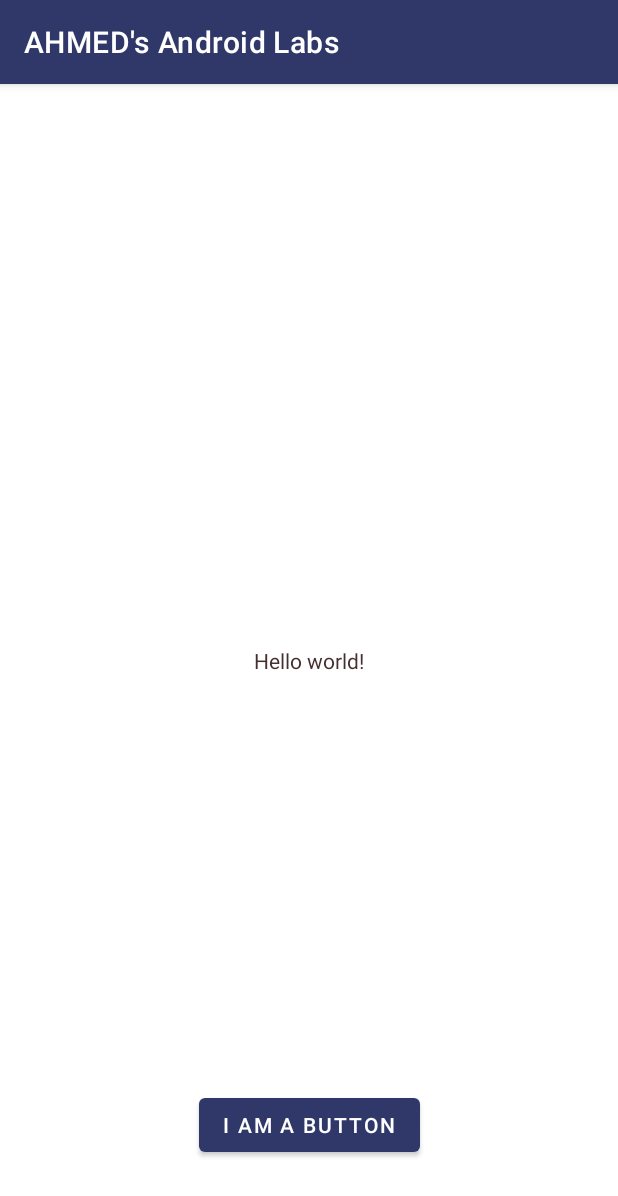
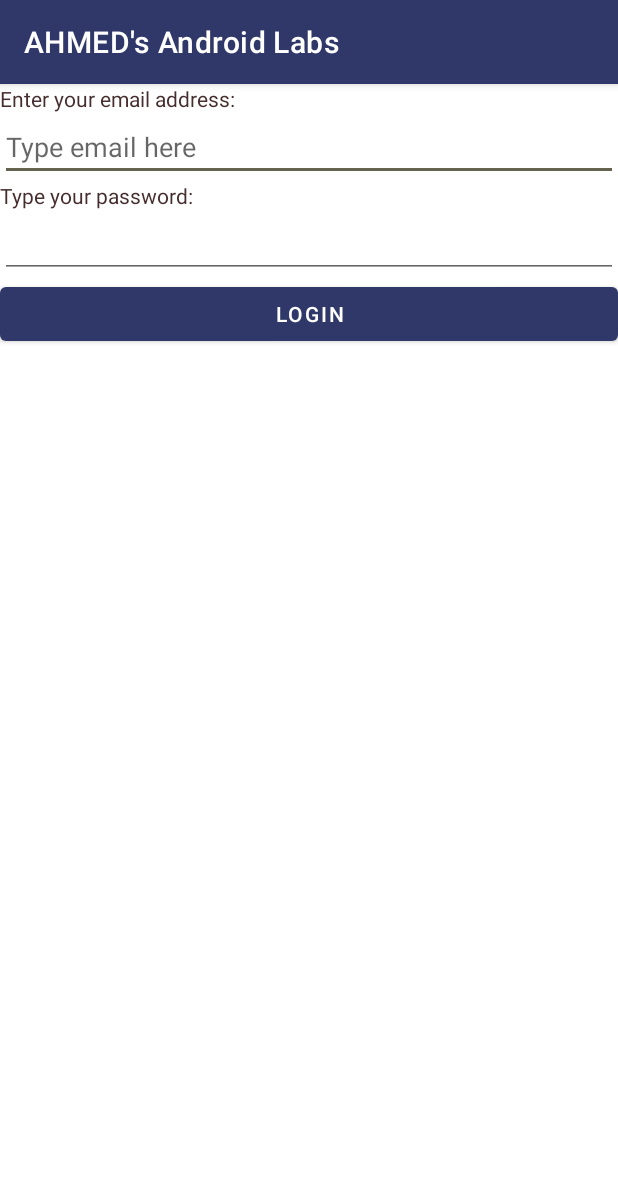
Before and after one commit to oiiin/Android-dev, an Android app: the screen it shows after launch (MainActivity), on a phone screen of 412 x 824 dp. Shown: the top 1196 px of the screen. Run offline under Robolectric (Android 15) with nearby library versions, the phone set to English and light mode, and no system bars.

Commit message:
Finished Week4

```diff
--- a/app/src/main/AndroidManifest.xml
+++ b/app/src/main/AndroidManifest.xml
@@ -2,6 +2,8 @@
 <manifest xmlns:android="http://schemas.android.com/apk/res/android"
     xmlns:tools="http://schemas.android.com/tools"
     package="algonquin.cst2335.ouni0002">
+    <uses-permission android:name="android.permission.CALL_PHONE"/>
+    <uses-feature android:name="android.hardware.camera"/>
 
     <application
         android:allowBackup="true"
@@ -14,6 +16,9 @@
         android:theme="@style/Theme.AHMEDsAndriodLabs"
         tools:targetApi="31">
         <activity
+            android:name=".SecondActivity"
+            android:exported="false" />
+        <activity
             android:name=".MainActivity"
             android:exported="true">
             <intent-filter>
--- a/app/src/main/java/algonquin/cst2335/ouni0002/MainActivity.java
+++ b/app/src/main/java/algonquin/cst2335/ouni0002/MainActivity.java
@@ -2,13 +2,79 @@ package algonquin.cst2335.ouni0002;
 
 import androidx.appcompat.app.AppCompatActivity;
 
+import android.content.Context;
+import android.content.Intent;
+import android.content.SharedPreferences;
 import android.os.Bundle;
+import android.util.Log;
+import android.widget.Button;
+import android.widget.EditText;
 
 public class MainActivity extends AppCompatActivity {
-//jhjhjhjh
+
+    private static final String TAG = "MainActivity";
+    SharedPreferences prefs;
+    String emailAdd;
+
     @Override
     protected void onCreate(Bundle savedInstanceState) {
         super.onCreate(savedInstanceState);
         setContentView(R.layout.activity_main);
+        Log.w( TAG, "In onCreate() - Loading Widgets" );
+        Button button= (Button) findViewById(R.id.button);
+        EditText email= (EditText) findViewById(R.id.emailEditText);
+        prefs = getSharedPreferences("MyData", Context.MODE_PRIVATE);
+
+
+        button.setOnClickListener(clk -> {
+            String emailAddress = email.getText().toString();
+            SharedPreferences.Editor editor = prefs.edit();
+            editor.putString(emailAdd, emailAddress);
+            editor.commit();
+            Intent nextPage = new Intent( MainActivity.this, SecondActivity.class);
+            nextPage.putExtra( "EmailAddress", email.getText().toString() );
+            startActivity( nextPage);
+
+
+        });
+        String emailAddress = prefs.getString(emailAdd,"");
+        email.setText(emailAddress);
+
+
+
+    }
+
+    @Override
+    protected void onStart() {
+        super.onStart();
+        Log.w( TAG, "In onStart() - The application is now visible on screen" );
+    }
+
+    @Override
+    protected void onResume() {
+        super.onResume();
+        Log.w( TAG, "In onResume() - The application is now responding to user input" );
+
+    }
+
+    @Override
+    protected void onPause() {
+        super.onPause();
+        Log.w( TAG, "In onPause() - The application no longer responds to user input" );
+
+    }
+
+    @Override
+    protected void onStop() {
+        super.onStop();
+        Log.w( TAG, "In onStop() - The application is no longer visible" );
+
+    }
+
+    @Override
+    protected void onDestroy() {
+        super.onDestroy();
+        Log.w( TAG, "In onDestroy() - Any memory used by the application is freed" );
+
     }
 }
--- a/app/src/main/res/layout/activity_main.xml
+++ b/app/src/main/res/layout/activity_main.xml
@@ -1,29 +1,55 @@
 <?xml version="1.0" encoding="utf-8"?>
-<androidx.constraintlayout.widget.ConstraintLayout xmlns:android="http://schemas.android.com/apk/res/android"
+<LinearLayout xmlns:android="http://schemas.android.com/apk/res/android"
     xmlns:app="http://schemas.android.com/apk/res-auto"
     xmlns:tools="http://schemas.android.com/tools"
     android:layout_width="match_parent"
     android:layout_height="match_parent"
+    android:orientation="vertical"
     tools:context=".MainActivity">
 
 
     <TextView
-        android:layout_width="wrap_content"
+        android:layout_width="match_parent"
         android:layout_height="wrap_content"
-        android:text="@string/hello_message"
+        android:text="Enter your email address:"
         app:layout_constraintBottom_toBottomOf="parent"
         app:layout_constraintEnd_toEndOf="parent"
+        app:layout_constraintHorizontal_bias="0.519"
         app:layout_constraintStart_toStartOf="parent"
-        app:layout_constraintTop_toTopOf="parent" />
+        app:layout_constraintTop_toTopOf="parent"
+        app:layout_constraintVertical_bias="0.081" />
+
+    <EditText
+        android:id="@+id/emailEditText"
+        android:layout_width="match_parent"
+        android:layout_height="wrap_content"
+        android:ems="10"
+        android:inputType="textEmailAddress"
+        android:hint="Type email here" />
+
+    <TextView
+        android:id="@+id/textView"
+        android:layout_width="match_parent"
+        android:layout_height="wrap_content"
+        android:text="Type your password:"
+        app:layout_constraintBottom_toBottomOf="parent"
+        app:layout_constraintEnd_toEndOf="parent"
+        app:layout_constraintHorizontal_bias="0.519"
+        app:layout_constraintStart_toStartOf="parent"
+        app:layout_constraintTop_toTopOf="parent"
+        app:layout_constraintVertical_bias="0.081" />
+
+    <EditText
+        android:id="@+id/editTextTextPassword"
+        android:layout_width="match_parent"
+        android:layout_height="wrap_content"
+        android:ems="10"
+        android:inputType="textPassword" />
 
     <Button
-        android:layout_width="wrap_content"
+        android:id="@+id/button"
+        android:layout_width="match_parent"
         android:layout_height="wrap_content"
-        android:layout_marginBottom="50dp"
-        android:text="@string/button_message"
-        app:layout_constraintBottom_toBottomOf="parent"
-        app:layout_constraintEnd_toEndOf="parent"
-        app:layout_constraintHorizontal_bias="0.5"
-        app:layout_constraintStart_toStartOf="parent" />
+        android:text="LOGIN" />
 
-</androidx.constraintlayout.widget.ConstraintLayout>
+</LinearLayout>
```
Also changed, not shown: app/src/main/java/algonquin/cst2335/ouni0002/SecondActivity.java (added, +111 -0 lines), app/src/main/res/layout/activity_second.xml (added, +80 -0 lines).
